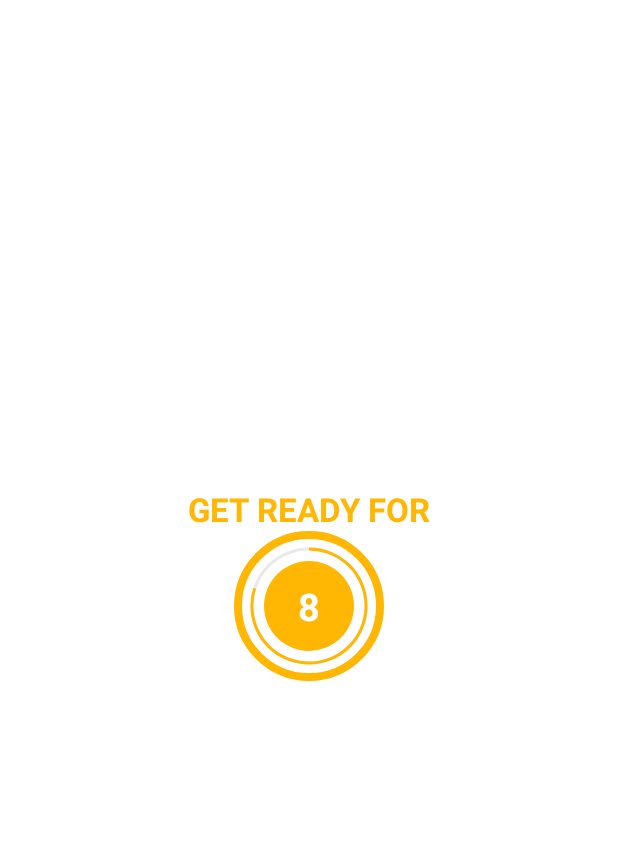
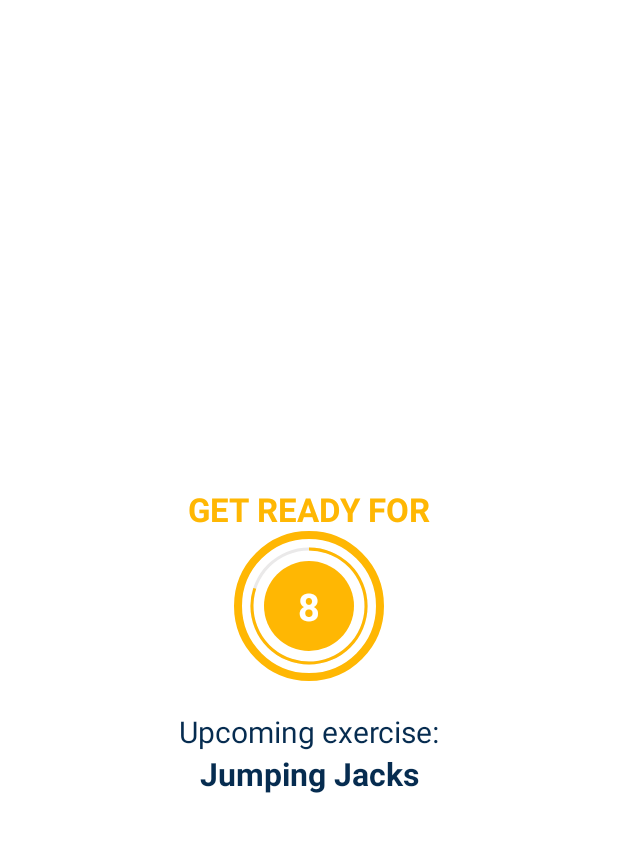
Before and after one commit to NastiaGusev/7MinutesWorkout, an Android app: the ExerciseActivity screen opened directly, with no data from a screen before it, on a phone screen of 412 x 824 dp, the part 62-914 px from its top. Run offline under Robolectric (Android 15) with nearby library versions, the phone set to English and light mode, and no system bars.

Commit message:
Added TextToSpeech and MediaPlayer

```diff
--- a/app/src/main/AndroidManifest.xml
+++ b/app/src/main/AndroidManifest.xml
@@ -1,6 +1,12 @@
 <?xml version="1.0" encoding="utf-8"?>
 <manifest xmlns:android="http://schemas.android.com/apk/res/android"
     package="com.example.a7minutesworkout">
+
+    <queries>
+        <intent>
+            <action android:name="anroid.intent.action.TTS_SERVICE"/>
+        </intent>
+    </queries>
 
     <application
         android:allowBackup="true"
--- a/app/src/main/java/com/example/a7minutesworkout/ExerciseActivity.kt
+++ b/app/src/main/java/com/example/a7minutesworkout/ExerciseActivity.kt
@@ -1,15 +1,19 @@
 package com.example.a7minutesworkout
 
-import android.opengl.Visibility
-import androidx.appcompat.app.AppCompatActivity
+import android.media.MediaPlayer
+import android.net.Uri
 import android.os.Bundle
 import android.os.CountDownTimer
+import android.speech.tts.TextToSpeech
+import android.util.Log
 import android.view.View
 import android.widget.Toast
+import androidx.appcompat.app.AppCompatActivity
 import com.example.a7minutesworkout.databinding.ActivityExerciseBinding
-import com.example.a7minutesworkout.databinding.ActivityMainBinding
+import java.util.*
+import kotlin.collections.ArrayList
 
-class ExerciseActivity : AppCompatActivity() {
+class ExerciseActivity : AppCompatActivity(), TextToSpeech.OnInitListener {
 
     private var binding: ActivityExerciseBinding? = null
 
@@ -20,6 +24,9 @@ class ExerciseActivity : AppCompatActivity() {
 
     private var exerciseList: ArrayList<ExerciseModel>? = null
     private var currentExercisePosition = -1
+
+    private var tts: TextToSpeech? = null
+    private var player: MediaPlayer? = null
 
     override fun onCreate(savedInstanceState: Bundle?) {
         super.onCreate(savedInstanceState)
@@ -40,16 +47,42 @@ class ExerciseActivity : AppCompatActivity() {
             onBackPressed()
         }
 
+        tts = TextToSpeech(this, this)
+        initPlayer()
         setUpRestView()
     }
 
+    private fun initPlayer(){
+        try{
+            val soundURI = Uri.parse("android.resource://com.example.a7minutesworkout/" + R.raw.press_start)
+            player = MediaPlayer.create(applicationContext, soundURI)
+            player?.isLooping = false
+        }catch (e: Exception){
+            e.printStackTrace()
+        }
+    }
+
     private fun setUpRestView() {
+        try{
+            player?.start()
+        }catch (e: Exception){
+            e.printStackTrace()
+        }
+
         //change the view for the exercise
         binding?.frameLayoutProgressbarRest?.visibility = View.VISIBLE
         binding?.textviewTitle?.visibility = View.VISIBLE
         binding?.frameLayoutProgressbarExercise?.visibility = View.INVISIBLE
         binding?.textViewExerciseName?.visibility = View.INVISIBLE
         binding?.exerciseImage?.visibility = View.INVISIBLE
+
+        //upcoming exercise set up
+        if (currentExercisePosition < exerciseList?.size!! - 1){
+            binding?.textViewUpcoming?.visibility = View.VISIBLE
+            binding?.textViewUpcomingName?.visibility = View.VISIBLE
+            binding?.textViewUpcomingName?.text = exerciseList!![currentExercisePosition + 1].getName()
+        }
+
         if (restTimer != null) {
             restTimer?.cancel()
             restProgress = 0
@@ -57,10 +90,15 @@ class ExerciseActivity : AppCompatActivity() {
         setRestProgressBar()
     }
 
+
+
     private fun setUpExerciseView() {
         //change the view for the exercise
         binding?.frameLayoutProgressbarRest?.visibility = View.INVISIBLE
         binding?.textviewTitle?.visibility = View.INVISIBLE
+        binding?.textViewUpcoming?.visibility = View.INVISIBLE
+        binding?.textViewUpcomingName?.visibility = View.INVISIBLE
+
         binding?.frameLayoutProgressbarExercise?.visibility = View.VISIBLE
         binding?.textViewExerciseName?.visibility = View.VISIBLE
         binding?.exerciseImage?.visibility = View.VISIBLE
@@ -70,6 +108,9 @@ class ExerciseActivity : AppCompatActivity() {
             exerciseTimer?.cancel()
             exerciseProgress = 0
         }
+
+        speakOut(exerciseList!![currentExercisePosition].getName())
+
         //set the name and image for the current exercise
         binding?.exerciseImage?.setImageResource(exerciseList!![currentExercisePosition].getImage())
         binding?.textViewExerciseName?.text = exerciseList!![currentExercisePosition].getName()
@@ -78,7 +119,7 @@ class ExerciseActivity : AppCompatActivity() {
 
     private fun setRestProgressBar() {
         binding?.progressbar?.progress = restProgress
-        restTimer = object : CountDownTimer(10000, 1000) {
+        restTimer = object : CountDownTimer(2000, 1000) {
             override fun onTick(millisUntilFinished: Long) {
                 restProgress++
                 binding?.progressbar?.progress = 10 - restProgress
@@ -95,7 +136,7 @@ class ExerciseActivity : AppCompatActivity() {
 
     private fun setExerciseProgressBar() {
         binding?.progressbarExercise?.progress = exerciseProgress
-        exerciseTimer = object : CountDownTimer(30000, 1000) {
+        exerciseTimer = object : CountDownTimer(3000, 1000) {
             override fun onTick(millisUntilFinished: Long) {
                 exerciseProgress++
                 binding?.progressbarExercise?.progress = 30 - exerciseProgress
@@ -103,10 +144,14 @@ class ExerciseActivity : AppCompatActivity() {
             }
 
             override fun onFinish() {
-                if(currentExercisePosition < exerciseList?.size!!-1){
+                if (currentExercisePosition < exerciseList?.size!! - 1) {
                     setUpRestView()
-                }else{
-                    Toast.makeText(this@ExerciseActivity,"Congrats you finished the workout!", Toast.LENGTH_LONG).show()
+                } else {
+                    Toast.makeText(
+                        this@ExerciseActivity,
+                        "Congrats you finished the workout!",
+                        Toast.LENGTH_LONG
+                    ).show()
                 }
             }
         }.start()
@@ -122,6 +167,28 @@ class ExerciseActivity : AppCompatActivity() {
             exerciseTimer?.cancel()
             exerciseProgress = 0
         }
+        if (tts != null) {
+            tts?.stop()
+            tts?.shutdown()
+        }
+        if(player !=null){
+            player!!.stop()
+        }
         binding = null
     }
+
+    override fun onInit(status: Int) {
+        if (status == TextToSpeech.SUCCESS) {
+            val result = tts?.setLanguage(Locale.US)
+            if (result == TextToSpeech.LANG_MISSING_DATA || result == TextToSpeech.LANG_NOT_SUPPORTED){
+                Log.e("TTS", "The language specified is not supported!")
+            }
+        } else {
+            Log.e("TTS", "Initialization failed")
+        }
+    }
+
+    private fun speakOut(textToSpeak: String) {
+        tts!!.speak(textToSpeak, TextToSpeech.QUEUE_FLUSH, null, "")
+    }
 }
--- a/app/src/main/java/com/example/a7minutesworkout/MainActivity.kt
+++ b/app/src/main/java/com/example/a7minutesworkout/MainActivity.kt
@@ -3,9 +3,12 @@ package com.example.a7minutesworkout
 import android.content.Intent
 import androidx.appcompat.app.AppCompatActivity
 import android.os.Bundle
+import android.speech.tts.TextToSpeech
+import android.util.Log
 import android.widget.FrameLayout
 import android.widget.Toast
 import com.example.a7minutesworkout.databinding.ActivityMainBinding
+import java.util.*
 
 class MainActivity : AppCompatActivity() {
 
@@ -14,14 +17,13 @@ class MainActivity : AppCompatActivity() {
     override fun onCreate(savedInstanceState: Bundle?) {
         super.onCreate(savedInstanceState)
 
-        binding  = ActivityMainBinding.inflate(layoutInflater)
+        binding = ActivityMainBinding.inflate(layoutInflater)
         setContentView(binding?.root)
 
         binding?.mainFrameLayoutStart?.setOnClickListener {
             val intent = Intent(this, ExerciseActivity::class.java)
             startActivity(intent)
         }
-
     }
 
     override fun onDestroy() {
--- a/app/src/main/res/layout/activity_exercise.xml
+++ b/app/src/main/res/layout/activity_exercise.xml
@@ -75,6 +75,32 @@
 
     </FrameLayout>
 
+    <TextView
+        android:id="@+id/textViewUpcoming"
+        android:layout_width="wrap_content"
+        android:layout_height="wrap_content"
+        android:textColor="@color/darkBlue"
+        android:text="@string/upcoming_exercise"
+        android:textSize="20sp"
+        android:layout_marginTop="20dp"
+        app:layout_constraintEnd_toEndOf="parent"
+        app:layout_constraintStart_toStartOf="parent"
+        app:layout_constraintTop_toBottomOf="@+id/frameLayoutProgressbarRest"
+        />
+
+    <TextView
+        android:id="@+id/textViewUpcomingName"
+        android:layout_width="wrap_content"
+        android:layout_height="wrap_content"
+        android:textColor="@color/darkBlue"
+        android:text="@string/exerciseName"
+        android:textSize="21sp"
+        android:textStyle="bold"
+        app:layout_constraintEnd_toEndOf="parent"
+        app:layout_constraintStart_toStartOf="parent"
+        app:layout_constraintTop_toBottomOf="@+id/textViewUpcoming"
+        />
+
     <ImageView
         android:id="@+id/exerciseImage"
         android:layout_width="match_parent"
@@ -82,7 +108,6 @@
         android:scaleType="fitXY"
         android:src="@drawable/jumping_jacks"
         android:visibility="invisible"
-        tools:visibility="visible"
         android:layout_marginBottom="20dp"
         app:layout_constraintBottom_toTopOf="@id/textViewExerciseName"
         app:layout_constraintTop_toBottomOf="@id/toolBarExercise"
@@ -95,7 +120,7 @@
         app:layout_constraintEnd_toEndOf="parent"
         app:layout_constraintStart_toStartOf="parent"
         app:layout_constraintBottom_toTopOf="@+id/frameLayoutProgressbarExercise"
-        android:text="ExerciseName"
+        android:text="@string/exerciseName"
         android:textSize="22sp"
         android:textStyle="bold"
         android:visibility="invisible"
--- a/app/src/main/res/layout/activity_main.xml
+++ b/app/src/main/res/layout/activity_main.xml
@@ -11,10 +11,11 @@
     <ImageView
         android:id="@+id/main_logo"
         android:layout_width="match_parent"
-        android:layout_height="220dp"
+        android:layout_height="200dp"
         app:layout_constraintTop_toTopOf="parent"
         app:layout_constraintBottom_toTopOf="@id/main_frameLayout_start"
         android:src="@drawable/logo"
+        android:layout_marginTop="50dp"
         />
 
     <FrameLayout
@@ -24,6 +25,7 @@
         app:layout_constraintTop_toBottomOf="@id/main_logo"
         app:layout_constraintStart_toStartOf="parent"
         app:layout_constraintEnd_toEndOf="parent"
+        android:layout_marginTop="20dp"
         android:background="@drawable/item_circular_color_accent_border_ripple">
 
         <TextView
--- a/app/src/main/res/values/strings.xml
+++ b/app/src/main/res/values/strings.xml
@@ -2,4 +2,6 @@
     <string name="app_name">7MinutesWorkout</string>
     <string name="start">START</string>
     <string name="get_ready_for">GET READY FOR</string>
+    <string name="upcoming_exercise">Upcoming exercise:</string>
+    <string name="exerciseName">ExerciseName</string>
 </resources>
```
Also changed, not shown: 1 other file.
